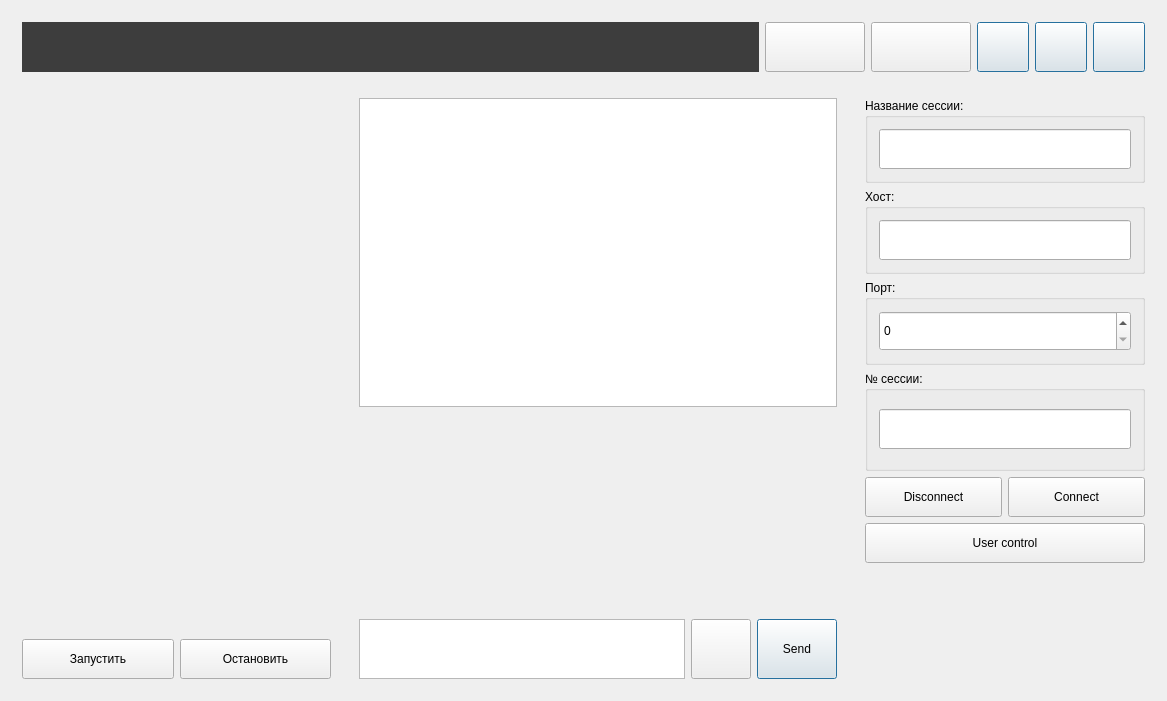
Qt form FreePolyCall_2019/PolyChat_app/mainwindow.ui (GregoryBaranov/ib_stream_service) before a commit.
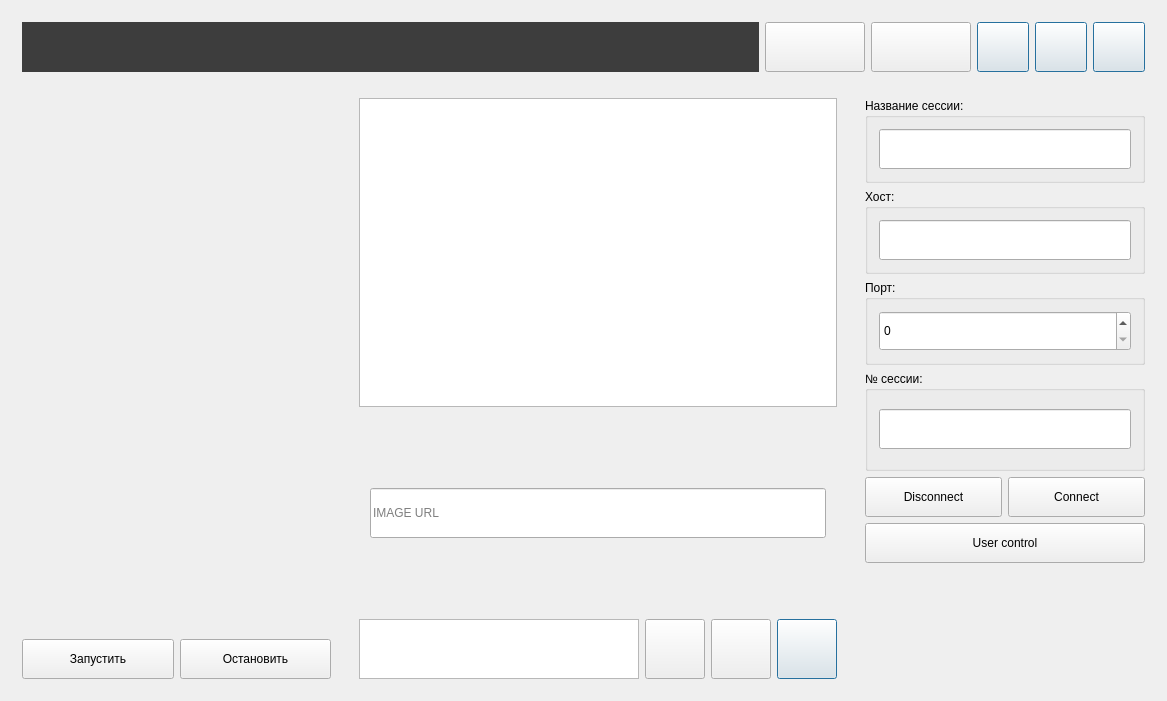
The same form after that commit. The open tabs and pages were chosen to show the change. Icons and pictures are not drawn.

What changed in the file:
```diff
--- a/FreePolyCall_2019/PolyChat_app/mainwindow.ui
+++ b/FreePolyCall_2019/PolyChat_app/mainwindow.ui
@@ -24,7 +24,7 @@
        </size>
       </property>
       <layout class="QGridLayout" name="gridLayout_5">
-       <item row="0" column="0" colspan="3">
+       <item row="0" column="0" colspan="4">
         <widget class="QListView" name="MessageBoardList">
          <property name="styleSheet">
           <string notr="true"/>
@@ -32,46 +32,6 @@
         </widget>
        </item>
        <item row="2" column="2">
-        <widget class="QPushButton" name="send">
-         <property name="minimumSize">
-          <size>
-           <width>80</width>
-           <height>60</height>
-          </size>
-         </property>
-         <property name="maximumSize">
-          <size>
-           <width>16777215</width>
-           <height>16777215</height>
-          </size>
-         </property>
-         <property name="text">
-          <string>Send</string>
-         </property>
-         <property name="autoDefault">
-          <bool>true</bool>
-         </property>
-         <property name="default">
-          <bool>true</bool>
-         </property>
-        </widget>
-       </item>
-       <item row="2" column="0">
-        <widget class="QTextEdit" name="messageEdit">
-         <property name="maximumSize">
-          <size>
-           <width>16777215</width>
-           <height>60</height>
-          </size>
-         </property>
-         <property name="font">
-          <font>
-           <family>Segoe UI Emoji</family>
-          </font>
-         </property>
-        </widget>
-       </item>
-       <item row="2" column="1">
         <widget class="QPushButton" name="btnSmile">
          <property name="minimumSize">
           <size>
@@ -87,8 +47,14 @@
          </property>
         </widget>
        </item>
-       <item row="1" column="0" colspan="3">
+       <item row="1" column="0" colspan="4">
         <widget class="QStackedWidget" name="stackedWidgetForMessage">
+         <property name="minimumSize">
+          <size>
+           <width>0</width>
+           <height>60</height>
+          </size>
+         </property>
          <property name="maximumSize">
           <size>
            <width>16777215</width>
@@ -96,7 +62,7 @@
           </size>
          </property>
          <property name="currentIndex">
-          <number>0</number>
+          <number>1</number>
          </property>
          <widget class="QWidget" name="page_3">
           <layout class="QGridLayout" name="gridLayout_12">
@@ -110,8 +76,8 @@
                <rect>
                 <x>0</x>
                 <y>0</y>
-                <width>454</width>
-                <height>176</height>
+                <width>59</width>
+                <height>24</height>
                </rect>
               </property>
               <layout class="QGridLayout" name="gridLayout_11">
@@ -124,7 +90,79 @@
            </item>
           </layout>
          </widget>
-         <widget class="QWidget" name="page_4"/>
+         <widget class="QWidget" name="page_4">
+          <layout class="QHBoxLayout" name="horizontalLayout">
+           <item>
+            <widget class="QLineEdit" name="lineEditUrlImg">
+             <property name="minimumSize">
+              <size>
+               <width>100</width>
+               <height>50</height>
+              </size>
+             </property>
+             <property name="placeholderText">
+              <string>IMAGE URL</string>
+             </property>
+            </widget>
+           </item>
+          </layout>
+         </widget>
+        </widget>
+       </item>
+       <item row="2" column="0">
+        <widget class="QTextEdit" name="messageEdit">
+         <property name="maximumSize">
+          <size>
+           <width>16777215</width>
+           <height>60</height>
+          </size>
+         </property>
+         <property name="font">
+          <font>
+           <family>Segoe UI Emoji</family>
+          </font>
+         </property>
+         <property name="placeholderText">
+          <string/>
+         </property>
+        </widget>
+       </item>
+       <item row="2" column="3">
+        <widget class="QPushButton" name="send">
+         <property name="minimumSize">
+          <size>
+           <width>60</width>
+           <height>60</height>
+          </size>
+         </property>
+         <property name="maximumSize">
+          <size>
+           <width>16777215</width>
+           <height>16777215</height>
+          </size>
+         </property>
+         <property name="text">
+          <string/>
+         </property>
+         <property name="autoDefault">
+          <bool>true</bool>
+         </property>
+         <property name="default">
+          <bool>true</bool>
+         </property>
+        </widget>
+       </item>
+       <item row="2" column="1">
+        <widget class="QPushButton" name="btnClipImage">
+         <property name="minimumSize">
+          <size>
+           <width>60</width>
+           <height>60</height>
+          </size>
+         </property>
+         <property name="text">
+          <string/>
+         </property>
         </widget>
        </item>
       </layout>
```
